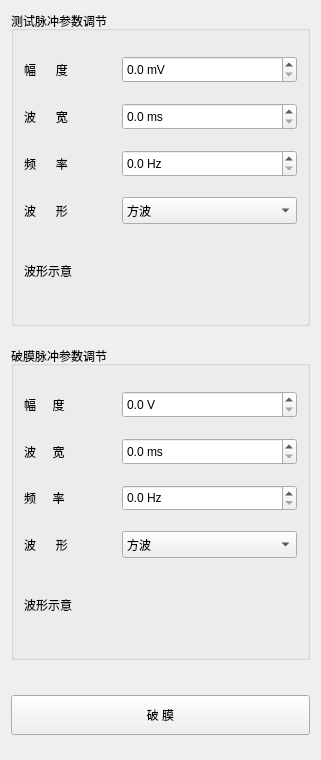
Above: src/ControlStiParamPlugin/ControlStiParam/CStimualteWnd.ui from IPX-192/controlStiParam before the change. Below: the same form after it.
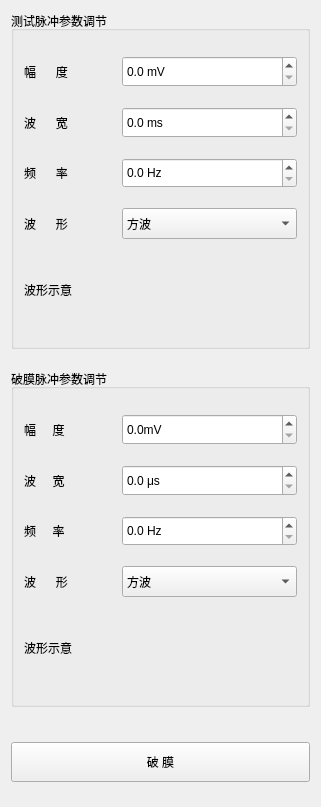
That is the form after the change. Icons and pictures are not drawn.

Diff of the .ui file:
```diff
--- a/src/ControlStiParamPlugin/ControlStiParam/CStimualteWnd.ui
+++ b/src/ControlStiParamPlugin/ControlStiParam/CStimualteWnd.ui
@@ -7,7 +7,7 @@
     <x>0</x>
     <y>0</y>
     <width>321</width>
-    <height>760</height>
+    <height>807</height>
    </rect>
   </property>
   <property name="maximumSize">
@@ -348,7 +348,7 @@
              </sizepolicy>
             </property>
             <property name="suffix">
-             <string> V</string>
+             <string>mV</string>
             </property>
             <property name="decimals">
              <number>1</number>
@@ -425,7 +425,7 @@
              </sizepolicy>
             </property>
             <property name="suffix">
-             <string> ms</string>
+             <string> μs</string>
             </property>
             <property name="decimals">
              <number>1</number>
```
